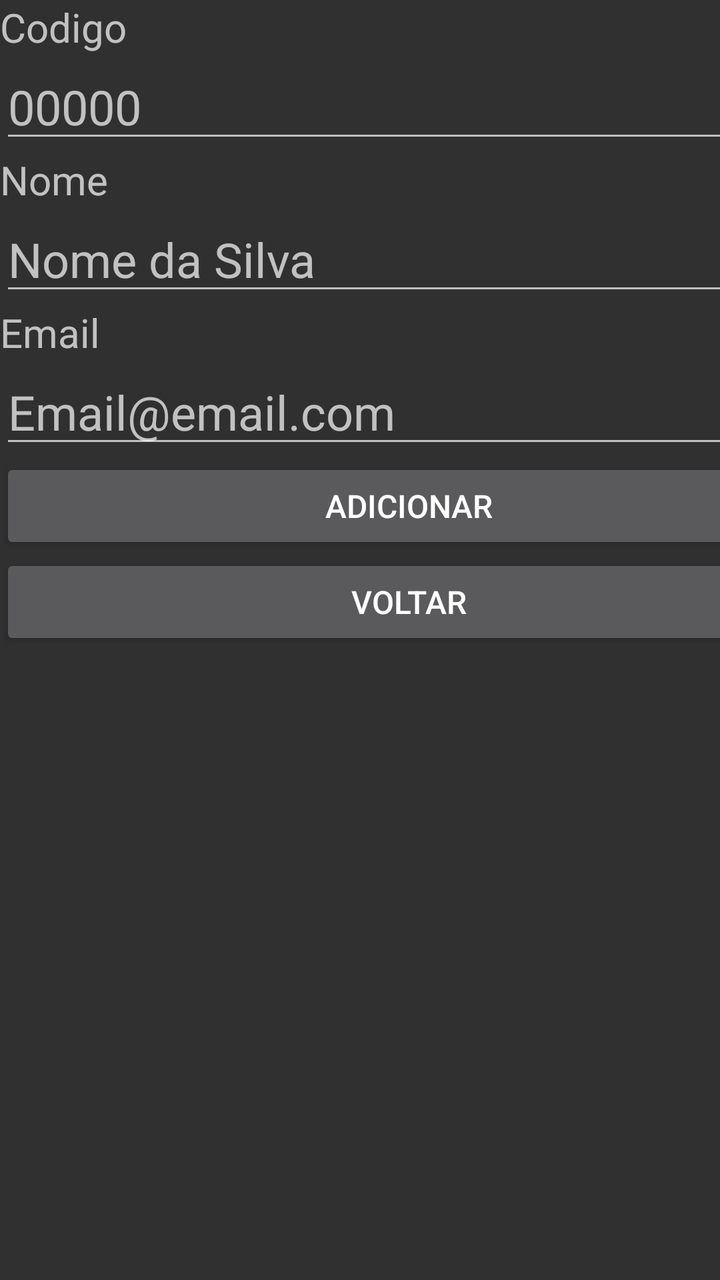
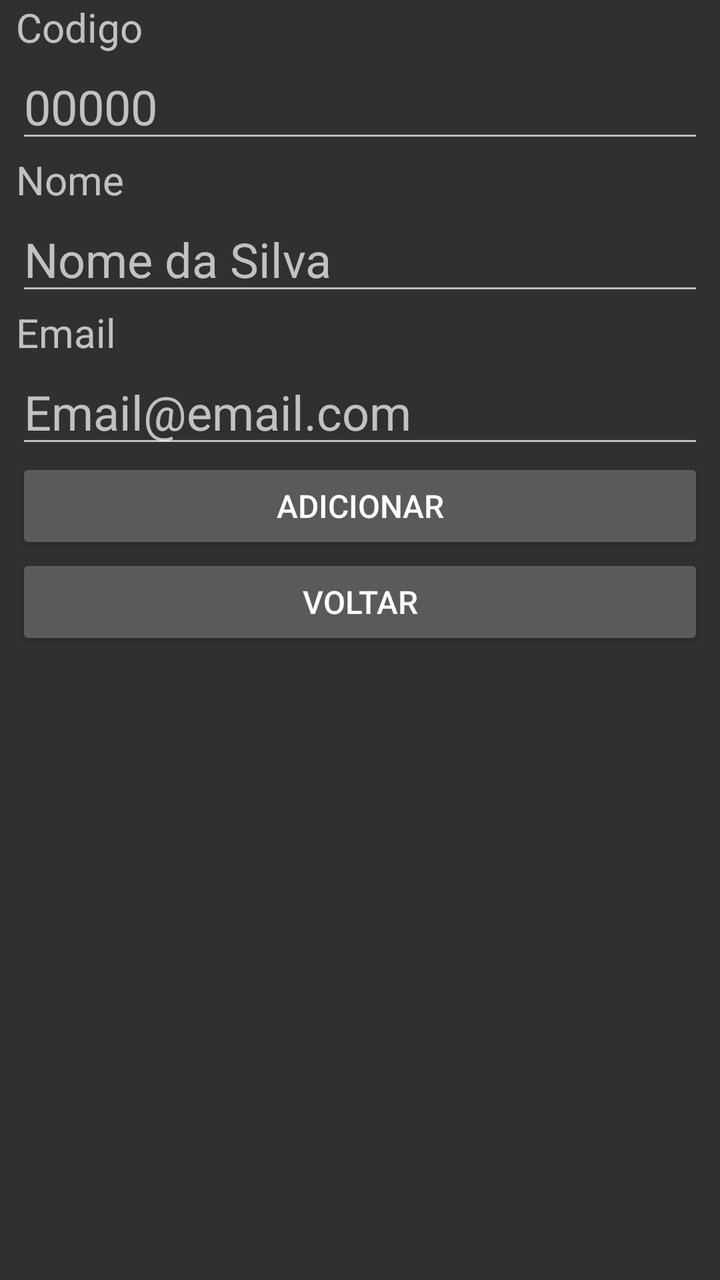

Screens rendered from an Android XML layout before and after an edit, with the pre-edit source and the edit as a unified diff.
<!-- AndroidManifest.xml: application theme Theme.AppCompat -->
<!-- res/layout/activity_add_cliente.xml -->
<?xml version="1.0" encoding="utf-8"?>
<androidx.constraintlayout.widget.ConstraintLayout xmlns:android="http://schemas.android.com/apk/res/android"
    xmlns:app="http://schemas.android.com/apk/res-auto"
    xmlns:tools="http://schemas.android.com/tools"
    android:id="@+id/main"
    android:layout_width="match_parent"
    android:layout_height="match_parent"
    tools:context=".AddCliente">

    <LinearLayout
        android:layout_width="409dp"
        android:layout_height="729dp"
        android:orientation="vertical"
        tools:layout_editor_absoluteX="1dp"
        tools:layout_editor_absoluteY="1dp">

        <TextView
            android:id="@+id/textView"
            android:layout_width="match_parent"
            android:layout_height="wrap_content"
            android:text="Codigo"
            android:textSize="20sp" />

        <EditText
            android:id="@+id/edtCliente"
            android:layout_width="match_parent"
            android:layout_height="wrap_content"
            android:ems="10"
            android:hint="00000"
            android:inputType="number"
            android:textSize="24sp" />

        <TextView
            android:id="@+id/textView2"
            android:layout_width="match_parent"
            android:layout_height="wrap_content"
            android:text="Nome"
            android:textSize="20sp" />

        <EditText
            android:id="@+id/edtNome"
            android:layout_width="match_parent"
            android:layout_height="wrap_content"
            android:ems="10"
            android:hint="Nome da Silva"
            android:inputType="text"
            android:textSize="24sp" />

        <TextView
            android:id="@+id/textView3"
            android:layout_width="match_parent"
            android:layout_height="wrap_content"
            android:text="Email"
            android:textSize="20sp" />

        <EditText
            android:id="@+id/edtEmail"
            android:layout_width="match_parent"
            android:layout_height="wrap_content"
            android:ems="10"
            android:hint="Email@email.com"
            android:inputType="text"
            android:textSize="24sp" />

        <Button
            android:id="@+id/btnAdicionar"
            android:layout_width="match_parent"
            android:layout_height="wrap_content"
            android:onClick="adicionar"
            android:text="Adicionar"
            android:textSize="16sp" />

        <Button
            android:id="@+id/btnVoltar"
            android:layout_width="match_parent"
            android:layout_height="wrap_content"
            android:onClick="voltar"
            android:text="Voltar"
            android:textSize="16sp" />
    </LinearLayout>
</androidx.constraintlayout.widget.ConstraintLayout>
<!-- resources referenced by this layout -->
<resources>

</resources>

<!-- the commit's change to res/layout/activity_add_cliente.xml (unified diff, before → after) -->
@@ -8,11 +8,15 @@
     tools:context=".AddCliente">
 
     <LinearLayout
-        android:layout_width="409dp"
-        android:layout_height="729dp"
+        android:layout_width="0dp"
+        android:layout_height="0dp"
+        android:layout_marginStart="8dp"
+        android:layout_marginEnd="8dp"
         android:orientation="vertical"
-        tools:layout_editor_absoluteX="1dp"
-        tools:layout_editor_absoluteY="1dp">
+        app:layout_constraintBottom_toBottomOf="parent"
+        app:layout_constraintEnd_toEndOf="parent"
+        app:layout_constraintStart_toStartOf="parent"
+        app:layout_constraintTop_toTopOf="parent">
 
         <TextView
             android:id="@+id/textView"
@@ -66,8 +70,10 @@
             android:id="@+id/btnAdicionar"
             android:layout_width="match_parent"
             android:layout_height="wrap_content"
+            android:backgroundTintMode="src_in"
             android:onClick="adicionar"
             android:text="Adicionar"
+            android:textColor="@color/texto_claro"
             android:textSize="16sp" />
 
         <Button
@@ -76,6 +82,7 @@
             android:layout_height="wrap_content"
             android:onClick="voltar"
             android:text="Voltar"
+            android:textColor="@color/texto_claro"
             android:textSize="16sp" />
     </LinearLayout>
 </androidx.constraintlayout.widget.ConstraintLayout>
<!-- resource entries referenced after the edit -->
@@ -1,5 +1,5 @@
 <!-- resources referenced by this layout -->
 <resources>
-
+  <color name="texto_claro">#FFFFFF</color>
 </resources>
 
